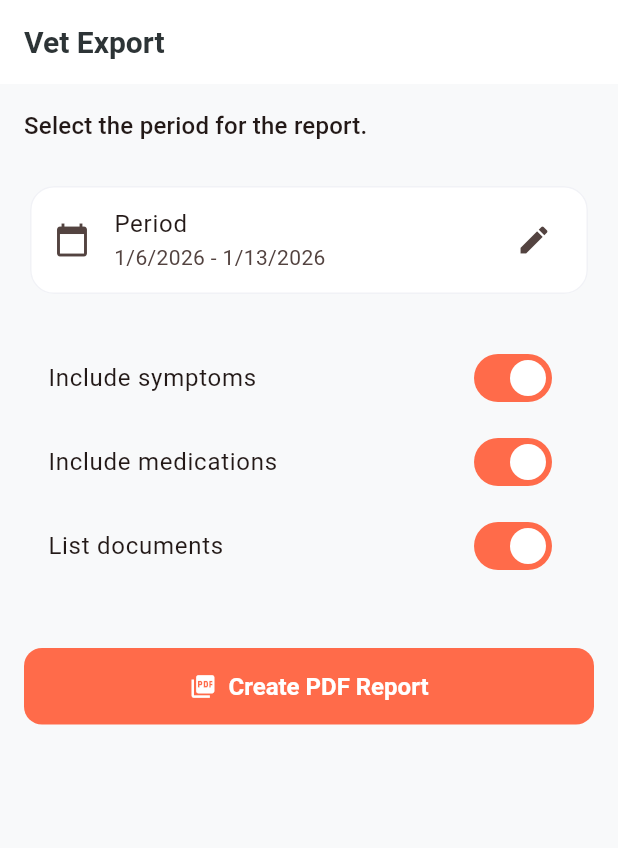
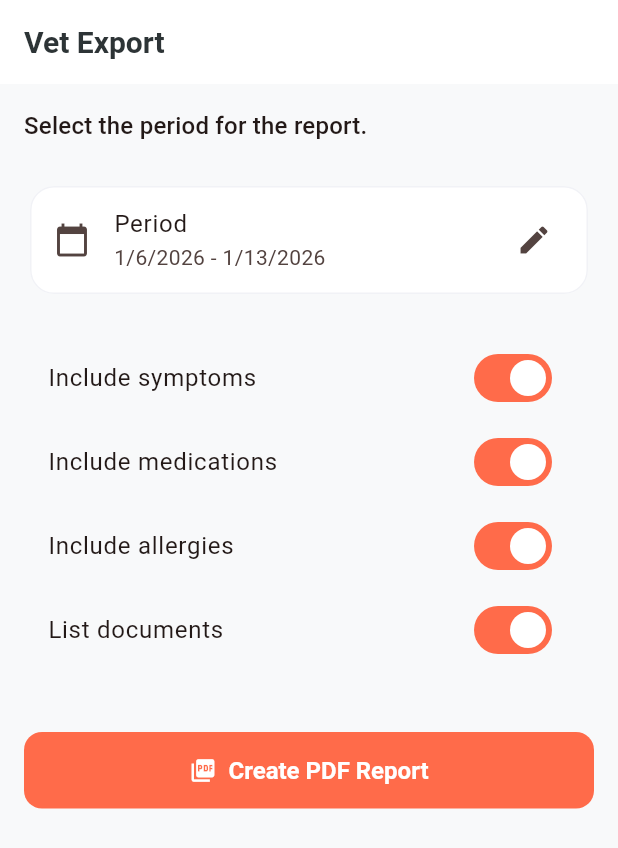
Before and after one commit to sk4ndal-commits/tammo, a Flutter app: the ExportScreen screen opened by its route, on a phone screen of 412 x 824 dp. Shown: the top 848 px of the screen. Run offline on Flutter 3.47's test engine with Material 3 defaults, Android fonts, the phone set to English and light mode, and no system bars; our stand-ins replace drift, file_picker, flutter_local_notifications, flutter_riverpod, go_router, image_picker and 4 more; accounts and stored records are empty; generated files the repository leaves out were written again.

Commit message:
Add support for including allergies in export reports with updated UI, localization, and PDF generation logic.

```diff
--- a/lib/features/export/application/export_service.dart
+++ b/lib/features/export/application/export_service.dart
@@ -21,6 +21,7 @@ class ExportService {
     required DateTime end,
     required bool includeSymptoms,
     required bool includeMedications,
+    required bool includeAllergies,
     required bool includeDocuments,
   }) async {
     final pdf = pw.Document();
@@ -72,6 +73,10 @@ class ExportService {
             pw.Text('Species: ${pet.species}'),
             if (pet.dateOfBirth != null) pw.Text('DOB: ${DateFormat.yMd().format(pet.dateOfBirth!)}'),
             pw.Text('Report Period: ${DateFormat.yMd().format(start)} - ${DateFormat.yMd().format(end)}'),
+            if (includeAllergies && pet.allergies?.isNotEmpty == true) ...[
+              pw.SizedBox(height: 10),
+              pw.Text('Allergies: ${pet.allergies}', style: pw.TextStyle(color: PdfColors.red, fontWeight: pw.FontWeight.bold)),
+            ],
             pw.SizedBox(height: 20),
 
             if (includeSymptoms && events.isNotEmpty) ...[
--- a/lib/l10n/app_de.arb
+++ b/lib/l10n/app_de.arb
@@ -111,6 +111,7 @@
   "exportSubtitle": "Wähle den Zeitraum für den Bericht.",
   "includeSymptoms": "Symptome einschließen",
   "includeMedications": "Medikamente einschließen",
+  "includeAllergies": "Allergien einschließen",
   "includeDocuments": "Dokumente auflisten",
   "generatePdf": "PDF Bericht erstellen",
   "exportSuccess": "Bericht wurde erstellt",
--- a/lib/l10n/app_en.arb
+++ b/lib/l10n/app_en.arb
@@ -143,6 +143,7 @@
   "exportSubtitle": "Select the period for the report.",
   "includeSymptoms": "Include symptoms",
   "includeMedications": "Include medications",
+  "includeAllergies": "Include allergies",
   "includeDocuments": "List documents",
   "generatePdf": "Create PDF Report",
   "exportSuccess": "Report created",
--- a/lib/l10n/app_localizations.dart
+++ b/lib/l10n/app_localizations.dart
@@ -722,6 +722,12 @@ abstract class AppLocalizations {
   /// **'Include medications'**
   String get includeMedications;
 
+  /// No description provided for @includeAllergies.
+  ///
+  /// In en, this message translates to:
+  /// **'Include allergies'**
+  String get includeAllergies;
+
   /// No description provided for @includeDocuments.
   ///
   /// In en, this message translates to:
--- a/lib/l10n/app_localizations_de.dart
+++ b/lib/l10n/app_localizations_de.dart
@@ -335,6 +335,9 @@ class AppLocalizationsDe extends AppLocalizations {
   String get includeMedications => 'Medikamente einschließen';
 
   @override
+  String get includeAllergies => 'Allergien einschließen';
+
+  @override
   String get includeDocuments => 'Dokumente auflisten';
 
   @override
--- a/lib/l10n/app_localizations_en.dart
+++ b/lib/l10n/app_localizations_en.dart
@@ -335,6 +335,9 @@ class AppLocalizationsEn extends AppLocalizations {
   String get includeMedications => 'Include medications';
 
   @override
+  String get includeAllergies => 'Include allergies';
+
+  @override
   String get includeDocuments => 'List documents';
 
   @override
--- a/lib/ui/screens/export_screen.dart
+++ b/lib/ui/screens/export_screen.dart
@@ -21,6 +21,7 @@ class _ExportScreenState extends ConsumerState<ExportScreen> {
   DateTime _endDate = DateTime.now();
   bool _includeSymptoms = true;
   bool _includeMedications = true;
+  bool _includeAllergies = true;
   bool _includeDocuments = true;
   bool _isGenerating = false;
 
@@ -53,6 +54,7 @@ class _ExportScreenState extends ConsumerState<ExportScreen> {
         end: _endDate,
         includeSymptoms: _includeSymptoms,
         includeMedications: _includeMedications,
+        includeAllergies: _includeAllergies,
         includeDocuments: _includeDocuments,
       );
 
@@ -132,6 +134,11 @@ class _ExportScreenState extends ConsumerState<ExportScreen> {
               onChanged: (val) => setState(() => _includeMedications = val),
             ),
             SwitchListTile(
+              title: Text(l10n.includeAllergies),
+              value: _includeAllergies,
+              onChanged: (val) => setState(() => _includeAllergies = val),
+            ),
+            SwitchListTile(
               title: Text(l10n.includeDocuments),
               value: _includeDocuments,
               onChanged: (val) => setState(() => _includeDocuments = val),
```
